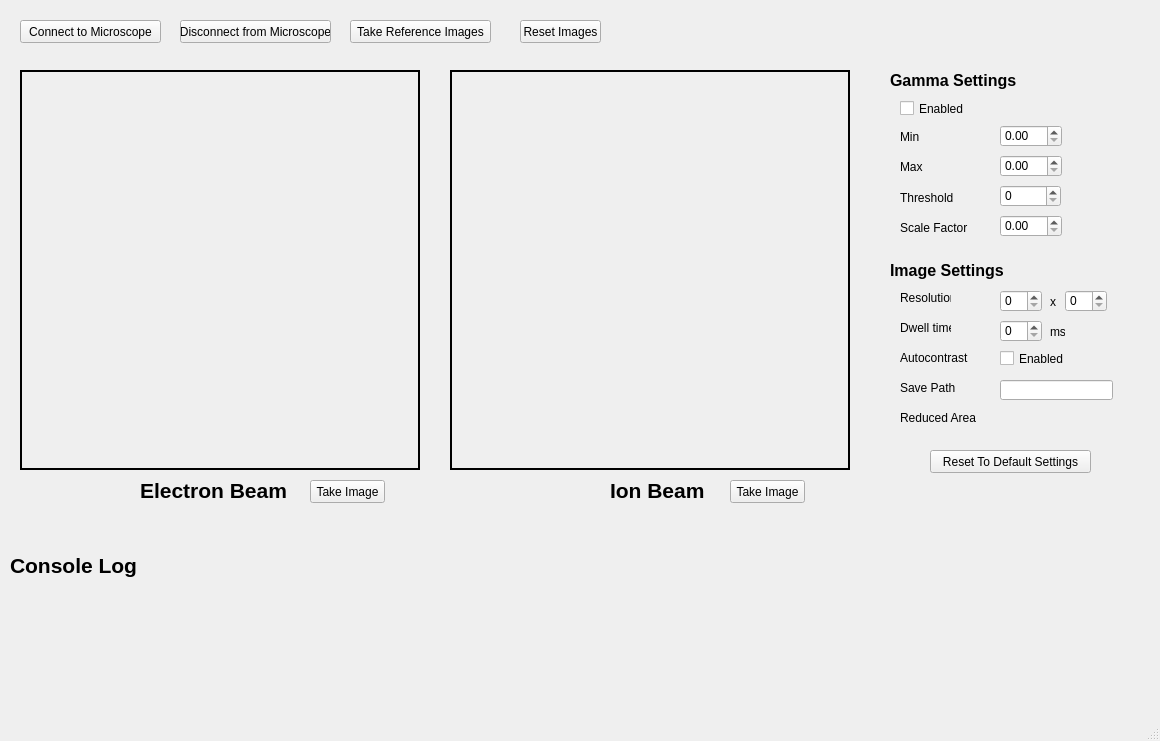
This is fibsem/ui/qtdesigner_files/connect.ui in DeMarcoLab/fibsem as Qt 5 draws it before an edit. The edited form follows.
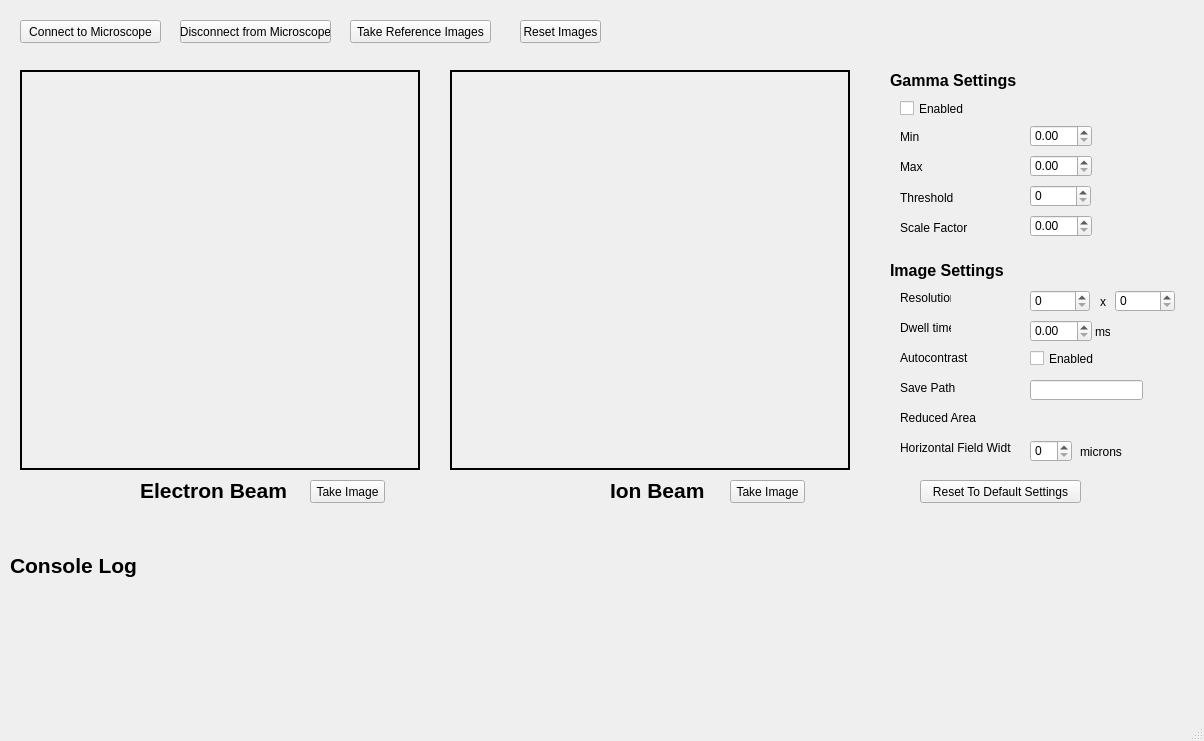
This is the edited form.

Commit message: GUI Image Settings Implemented

The edit to the form file:
```diff
--- a/fibsem/ui/qtdesigner_files/connect.ui
+++ b/fibsem/ui/qtdesigner_files/connect.ui
@@ -6,7 +6,7 @@
    <rect>
     <x>0</x>
     <y>0</y>
-    <width>1160</width>
+    <width>1204</width>
     <height>741</height>
    </rect>
   </property>
@@ -409,7 +409,7 @@
    <widget class="QDoubleSpinBox" name="gamma_min">
     <property name="geometry">
      <rect>
-      <x>1000</x>
+      <x>1030</x>
       <y>125</y>
       <width>62</width>
       <height>22</height>
@@ -419,7 +419,7 @@
    <widget class="QDoubleSpinBox" name="gamma_max">
     <property name="geometry">
      <rect>
-      <x>1000</x>
+      <x>1030</x>
       <y>155</y>
       <width>62</width>
       <height>22</height>
@@ -429,7 +429,7 @@
    <widget class="QDoubleSpinBox" name="gamma_scalefactor">
     <property name="geometry">
      <rect>
-      <x>1000</x>
+      <x>1030</x>
       <y>215</y>
       <width>62</width>
       <height>22</height>
@@ -439,9 +439,9 @@
    <widget class="QSpinBox" name="res_width">
     <property name="geometry">
      <rect>
-      <x>1000</x>
+      <x>1030</x>
       <y>290</y>
-      <width>42</width>
+      <width>60</width>
       <height>22</height>
      </rect>
     </property>
@@ -452,9 +452,9 @@
    <widget class="QSpinBox" name="res_height">
     <property name="geometry">
      <rect>
-      <x>1065</x>
+      <x>1115</x>
       <y>290</y>
-      <width>42</width>
+      <width>60</width>
       <height>22</height>
      </rect>
     </property>
@@ -465,7 +465,7 @@
    <widget class="QLabel" name="label_5">
     <property name="geometry">
      <rect>
-      <x>1050</x>
+      <x>1100</x>
       <y>295</y>
       <width>15</width>
       <height>13</height>
@@ -475,20 +475,10 @@
      <string>x</string>
     </property>
    </widget>
-   <widget class="QSpinBox" name="spinBox_3">
-    <property name="geometry">
-     <rect>
-      <x>1000</x>
-      <y>320</y>
-      <width>42</width>
-      <height>22</height>
-     </rect>
-    </property>
-   </widget>
    <widget class="QLabel" name="label_16">
     <property name="geometry">
      <rect>
-      <x>1050</x>
+      <x>1095</x>
       <y>325</y>
       <width>15</width>
       <height>13</height>
@@ -501,7 +491,7 @@
    <widget class="QCheckBox" name="autocontrast_enable">
     <property name="geometry">
      <rect>
-      <x>1000</x>
+      <x>1030</x>
       <y>350</y>
       <width>70</width>
       <height>17</height>
@@ -514,7 +504,7 @@
    <widget class="QLineEdit" name="save_path_edit">
     <property name="geometry">
      <rect>
-      <x>1000</x>
+      <x>1030</x>
       <y>380</y>
       <width>113</width>
       <height>20</height>
@@ -524,8 +514,8 @@
    <widget class="QPushButton" name="reset_image_settings">
     <property name="geometry">
      <rect>
-      <x>930</x>
-      <y>450</y>
+      <x>920</x>
+      <y>480</y>
       <width>161</width>
       <height>23</height>
      </rect>
@@ -537,7 +527,7 @@
    <widget class="QSpinBox" name="gamma_threshold">
     <property name="geometry">
      <rect>
-      <x>1000</x>
+      <x>1030</x>
       <y>185</y>
       <width>61</width>
       <height>22</height>
@@ -547,6 +537,55 @@
      <number>255</number>
     </property>
    </widget>
+   <widget class="QLabel" name="label_17">
+    <property name="geometry">
+     <rect>
+      <x>900</x>
+      <y>440</y>
+      <width>111</width>
+      <height>16</height>
+     </rect>
+    </property>
+    <property name="text">
+     <string>Horizontal Field Width</string>
+    </property>
+   </widget>
+   <widget class="QSpinBox" name="hfw_box">
+    <property name="geometry">
+     <rect>
+      <x>1030</x>
+      <y>440</y>
+      <width>42</width>
+      <height>22</height>
+     </rect>
+    </property>
+    <property name="maximum">
+     <number>5000</number>
+    </property>
+   </widget>
+   <widget class="QLabel" name="label_18">
+    <property name="geometry">
+     <rect>
+      <x>1080</x>
+      <y>445</y>
+      <width>47</width>
+      <height>13</height>
+     </rect>
+    </property>
+    <property name="text">
+     <string>microns</string>
+    </property>
+   </widget>
+   <widget class="QDoubleSpinBox" name="dwell_time_setting">
+    <property name="geometry">
+     <rect>
+      <x>1030</x>
+      <y>320</y>
+      <width>62</width>
+      <height>22</height>
+     </rect>
+    </property>
+   </widget>
   </widget>
   <widget class="QMenuBar" name="menubar">
    <property name="geometry">
```
Left out of the diff: 2 changed lines with no effect on the pictures. The commit also changes 2 other files.
